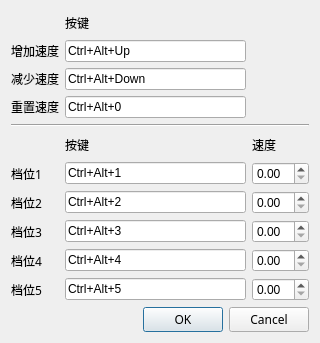
Qt form preferencedialog.ui (zxlhhyccc/OpenSpeedy) before a commit.
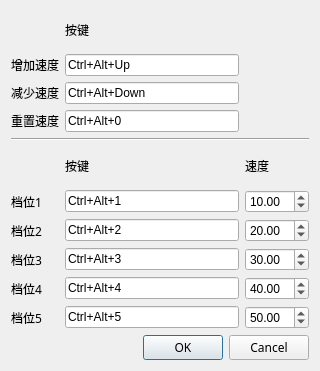
The same form after that commit. Custom widgets are drawn as their Qt base class.

Diff of the .ui file:
```diff
--- a/preferencedialog.ui
+++ b/preferencedialog.ui
@@ -7,7 +7,7 @@
     <x>0</x>
     <y>0</y>
     <width>320</width>
-    <height>343</height>
+    <height>371</height>
    </rect>
   </property>
   <property name="windowTitle">
@@ -83,7 +83,17 @@
     </widget>
    </item>
    <item row="10" column="2">
-    <widget class="QDoubleSpinBox" name="shift5DoubleSpinBox"/>
+    <widget class="QDoubleSpinBox" name="shift5DoubleSpinBox">
+     <property name="minimum">
+      <double>0.010000000000000</double>
+     </property>
+     <property name="maximum">
+      <double>100.000000000000000</double>
+     </property>
+     <property name="value">
+      <double>50.000000000000000</double>
+     </property>
+    </widget>
    </item>
    <item row="10" column="1">
     <widget class="QKeySequenceEdit" name="shift5KeySequenceEdit">
@@ -175,7 +185,17 @@
     </widget>
    </item>
    <item row="8" column="2">
-    <widget class="QDoubleSpinBox" name="shift3DoubleSpinBox"/>
+    <widget class="QDoubleSpinBox" name="shift3DoubleSpinBox">
+     <property name="minimum">
+      <double>0.010000000000000</double>
+     </property>
+     <property name="maximum">
+      <double>100.000000000000000</double>
+     </property>
+     <property name="value">
+      <double>30.000000000000000</double>
+     </property>
+    </widget>
    </item>
    <item row="7" column="0">
     <widget class="QLabel" name="shift2Label">
@@ -204,7 +224,17 @@
     </widget>
    </item>
    <item row="7" column="2">
-    <widget class="QDoubleSpinBox" name="shift2DoubleSpinBox"/>
+    <widget class="QDoubleSpinBox" name="shift2DoubleSpinBox">
+     <property name="minimum">
+      <double>0.010000000000000</double>
+     </property>
+     <property name="maximum">
+      <double>100.000000000000000</double>
+     </property>
+     <property name="value">
+      <double>20.000000000000000</double>
+     </property>
+    </widget>
    </item>
    <item row="1" column="0">
     <widget class="QLabel" name="speedUpLabel">
@@ -219,7 +249,20 @@
     </widget>
    </item>
    <item row="6" column="2">
-    <widget class="QDoubleSpinBox" name="shift1DoubleSpinBox"/>
+    <widget class="QDoubleSpinBox" name="shift1DoubleSpinBox">
+     <property name="minimum">
+      <double>0.010000000000000</double>
+     </property>
+     <property name="maximum">
+      <double>100.000000000000000</double>
+     </property>
+     <property name="stepType">
+      <enum>QAbstractSpinBox::DefaultStepType</enum>
+     </property>
+     <property name="value">
+      <double>10.000000000000000</double>
+     </property>
+    </widget>
    </item>
    <item row="9" column="0">
     <widget class="QLabel" name="shift4Label">
@@ -234,7 +277,17 @@
     </widget>
    </item>
    <item row="9" column="2">
-    <widget class="QDoubleSpinBox" name="shift4DoubleSpinBox"/>
+    <widget class="QDoubleSpinBox" name="shift4DoubleSpinBox">
+     <property name="minimum">
+      <double>0.010000000000000</double>
+     </property>
+     <property name="maximum">
+      <double>100.000000000000000</double>
+     </property>
+     <property name="value">
+      <double>40.000000000000000</double>
+     </property>
+    </widget>
    </item>
    <item row="0" column="1">
     <widget class="QLabel" name="pressLabel_1">
@@ -253,6 +306,13 @@
    </item>
   </layout>
  </widget>
+ <customwidgets>
+  <customwidget>
+   <class>QSingleKeySequenceEdit</class>
+   <extends>QKeySequenceEdit</extends>
+   <header>qsinglekeysequenceedit.h</header>
+  </customwidget>
+ </customwidgets>
  <resources/>
  <connections>
   <connection>
```
Left out of the diff: 19 changed lines with no effect on the pictures.
